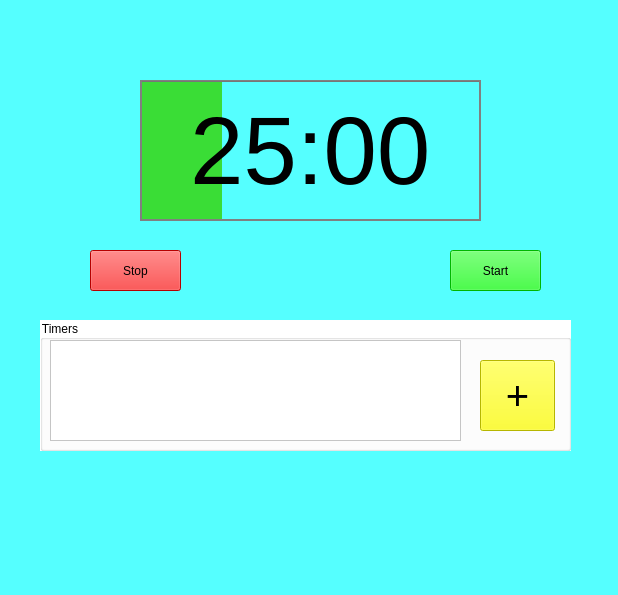
This is widgets/Timer/timer.ui in miranda0129/Stick2It as Qt 5 draws it before an edit. The edited form follows.
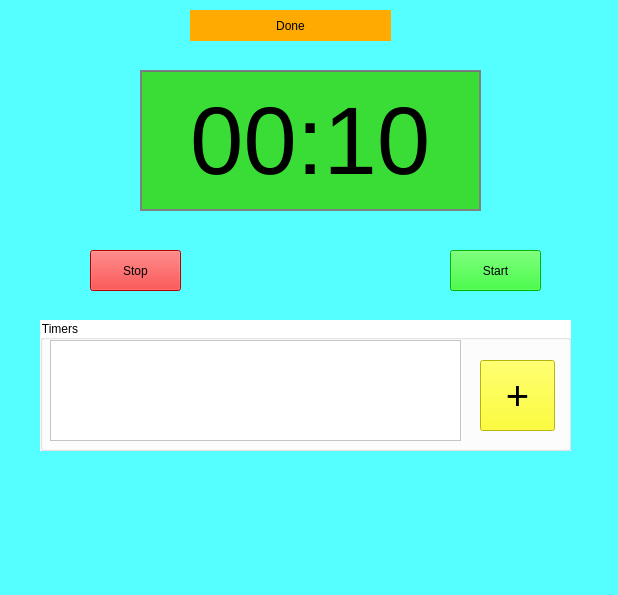
This is the edited form.

Commit message: got a working timer

Diff of the .ui file:
```diff
--- a/widgets/Timer/timer.ui
+++ b/widgets/Timer/timer.ui
@@ -24,7 +24,7 @@
     <property name="geometry">
      <rect>
       <x>140</x>
-      <y>80</y>
+      <y>70</y>
       <width>341</width>
       <height>141</height>
      </rect>
@@ -47,7 +47,7 @@
      <string>00:00</string>
     </property>
     <property name="text">
-     <string>25:00</string>
+     <string>00:10</string>
     </property>
     <property name="alignment">
      <set>Qt::AlignCenter</set>
@@ -57,7 +57,7 @@
     <property name="geometry">
      <rect>
       <x>140</x>
-      <y>80</y>
+      <y>70</y>
       <width>341</width>
       <height>141</height>
      </rect>
@@ -75,7 +75,7 @@
  }</string>
     </property>
     <property name="value">
-     <number>24</number>
+     <number>100</number>
     </property>
     <property name="textVisible">
      <bool>false</bool>
@@ -163,11 +163,31 @@
      <string>Start</string>
     </property>
    </widget>
+   <widget class="QLabel" name="statusLabel">
+    <property name="geometry">
+     <rect>
+      <x>190</x>
+      <y>10</y>
+      <width>201</width>
+      <height>31</height>
+     </rect>
+    </property>
+    <property name="styleSheet">
+     <string notr="true">background-color: rgb(255, 170, 0);</string>
+    </property>
+    <property name="text">
+     <string>Done</string>
+    </property>
+    <property name="alignment">
+     <set>Qt::AlignCenter</set>
+    </property>
+   </widget>
    <zorder>timerProg</zorder>
    <zorder>timerEdit</zorder>
    <zorder>TimerManager</zorder>
    <zorder>stopButton</zorder>
    <zorder>startButton</zorder>
+   <zorder>statusLabel</zorder>
   </widget>
   <widget class="QMenuBar" name="menubar">
    <property name="geometry">
```
The commit also changes 1 other file.
